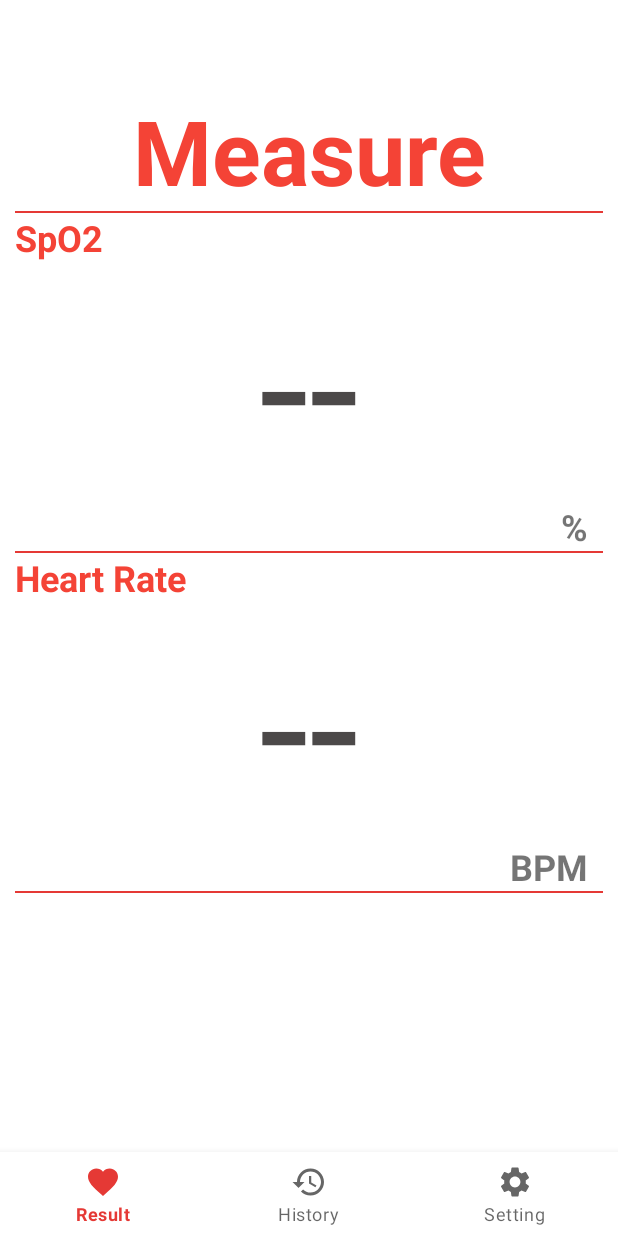
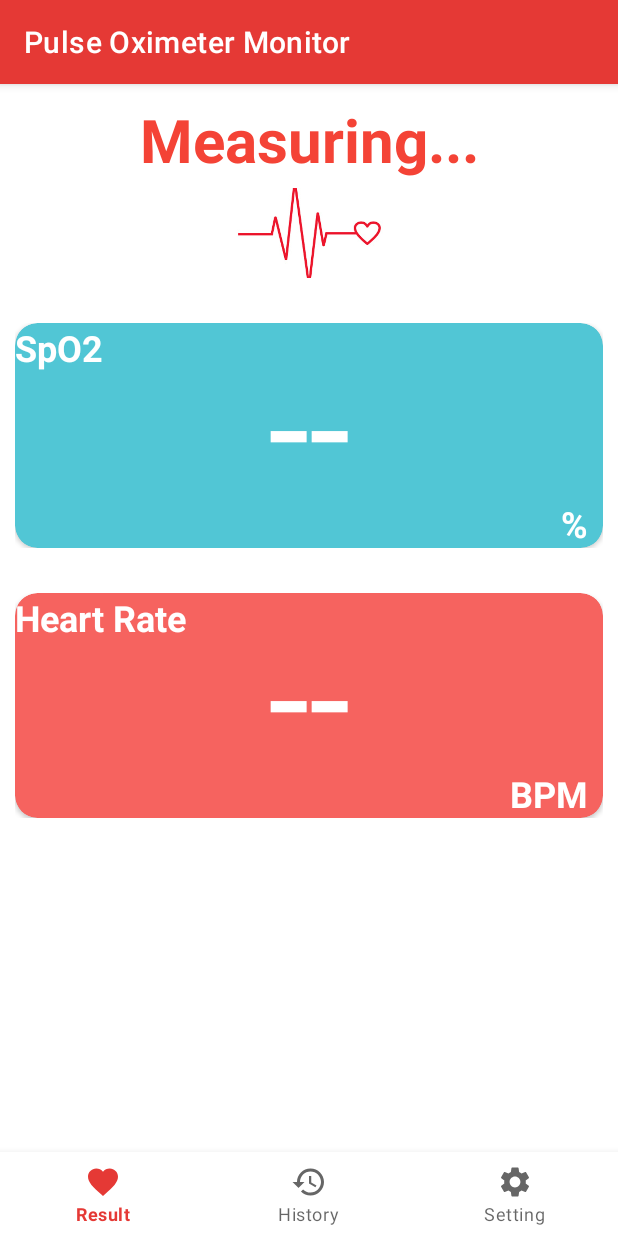
Before and after one commit to xuantoKhanh/FinalProjectApp, an Android app: the screen it shows after launch (Measurement_Results), on a phone screen of 412 x 824 dp. Run offline under Robolectric (Android 15) with nearby library versions, the phone set to English and light mode, and no system bars; our stand-ins replace Firebase (no records; nobody signed in at launch, a user with empty details on screens opened directly); 4 statements that could not run were skipped.

Commit message:
update UI

```diff
--- a/app/build.gradle
+++ b/app/build.gradle
@@ -39,5 +39,7 @@ dependencies {
     androidTestImplementation 'androidx.test.ext:junit:1.1.3'
     androidTestImplementation 'androidx.test.espresso:espresso-core:3.4.0'
     implementation 'com.google.code.gson:gson:2.8.6'
+    implementation "androidx.cardview:cardview:1.0.0"
+    implementation 'com.chauthai.swipereveallayout:swipe-reveal-layout:1.4.1'
 
 }
--- a/app/src/main/AndroidManifest.xml
+++ b/app/src/main/AndroidManifest.xml
@@ -10,7 +10,7 @@
         android:supportsRtl="true"
         android:theme="@style/Theme.FinalProjectApp">
         <activity
-            android:label="Measurement resutl"
+            android:label="Pulse Oximeter Monitor"
             android:name=".Measurement_Results"
             android:exported="true">
             <intent-filter >
--- a/app/src/main/java/com/example/finalprojectapp/fragment/ResultFragment.java
+++ b/app/src/main/java/com/example/finalprojectapp/fragment/ResultFragment.java
@@ -105,6 +105,7 @@ public class ResultFragment extends Fragment {
             public void onDataChange(@NonNull DataSnapshot snapshot) {
                 Data data = snapshot.getValue(Data.class);
                 Log.e("Go here", UIModel.getInstance().provideGSon().toJson(data));
+
                 if (data != null) {
                     mList.add(data);
                     getSPFInstance().setString("LISTDATA", UIModel.getInstance().provideGSon().toJson(mList));
--- a/app/src/main/res/layout/fragment_results.xml
+++ b/app/src/main/res/layout/fragment_results.xml
@@ -2,80 +2,117 @@
 <LinearLayout xmlns:android="http://schemas.android.com/apk/res/android"
     xmlns:tools="http://schemas.android.com/tools"
     android:layout_width="match_parent"
-    android:layout_height="wrap_content"
+    android:layout_height="match_parent"
     android:orientation="vertical"
     android:padding="10dp"
-    android:paddingLeft="10dp"
-    android:paddingRight="10dp"
+    android:background="@color/white"
     xmlns:app="http://schemas.android.com/apk/res-auto"
     tools:context=".fragment.ResultFragment">
 
     <androidx.core.widget.NestedScrollView
         android:layout_width="match_parent"
         android:layout_height="match_parent">
+
         <LinearLayout
             android:layout_width="match_parent"
-            android:layout_height="wrap_content"
+            android:layout_height="match_parent"
             android:orientation="vertical">
+
+            <androidx.constraintlayout.widget.ConstraintLayout
+                android:layout_width="match_parent"
+                android:layout_height="wrap_content">
+
                 <TextView
                     android:id="@+id/banner"
+                    android:layout_width="wrap_content"
+                    android:layout_height="wrap_content"
+                    app:layout_constraintLeft_toLeftOf="parent"
+                    app:layout_constraintRight_toRightOf="parent"
+                    android:text="Measuring..."
+                    android:textAlignment="center"
+                    android:textColor="#F44336"
+                    android:textSize="40sp"
+                    android:textStyle="bold"
+
+                    tools:ignore="MissingConstraints" />
+
+                <ImageView
+                    android:layout_width="150dp"
+                    android:layout_height="60dp"
+                    app:layout_constraintTop_toBottomOf="@id/banner"
+                    android:src="@drawable/heartpulse2"
+                    android:scaleType="centerCrop"
+                    android:layout_marginTop="5dp"
+                    app:layout_constraintLeft_toLeftOf="parent"
+                    app:layout_constraintRight_toRightOf="parent"
+                    tools:ignore="MissingConstraints" />
+            </androidx.constraintlayout.widget.ConstraintLayout>
+
+
+
+                <LinearLayout
+                    android:layout_marginTop="30dp"
                     android:layout_width="match_parent"
-                android:layout_height="wrap_content"
-                android:layout_marginTop="50sp"
-                android:text="Measure"
-                android:textColor="#F44336"
-                android:textSize="60sp"
-                android:textStyle="bold"
-                android:textAlignment="center"
-                />
+                    android:layout_height="150dp"
+                    android:orientation="vertical">
 
-            <View
+                    <androidx.cardview.widget.CardView
                         android:layout_width="match_parent"
-                android:layout_height="1dp"
-                android:background="#E53935" />
-
+                        android:layout_height="match_parent"
+                        app:cardCornerRadius="15dp"
+                        app:cardBackgroundColor="#51C6D5">
                     <TextView
                         android:id="@+id/Sp"
                         android:layout_width="wrap_content"
                         android:layout_height="wrap_content"
-                android:background="@color/white"
                         android:text="SpO2"
-                android:textColor="#F44336"
+                        android:textColor="@color/white"
                         android:textSize="24sp"
                         android:textStyle="bold" />
 
                     <TextView
                         android:id="@+id/spValue"
-                android:layout_width="fill_parent"
+                        android:layout_width="match_parent"
                         android:layout_height="wrap_content"
-
                         android:gravity="center_vertical|center_horizontal"
                         android:text="--"
                         android:textAlignment="center"
-                android:textColor="#4C4949"
-                android:textSize="120sp" />
+                        android:textColor="@color/white"
+                        android:textSize="100sp" />
                     <TextView
                         android:id="@+id/percentage"
                         android:layout_width="wrap_content"
                         android:layout_height="wrap_content"
-                android:layout_gravity="right"
+                        android:layout_gravity="right|bottom"
                         android:text="%"
+                        android:textColor="@color/white"
                         android:textSize="24sp"
                         android:textStyle="bold"
                         android:paddingRight="10dp"/>
 
-            <View
+                    </androidx.cardview.widget.CardView>
+
+                </LinearLayout>
+
+            <LinearLayout
+                android:layout_marginTop="30dp"
                 android:layout_width="match_parent"
-                android:layout_height="1dp"
-                android:background="#E53935" />
+                android:layout_height="150dp"
+                android:orientation="vertical">
+
+                <androidx.cardview.widget.CardView
+                    android:layout_width="match_parent"
+                    android:layout_height="match_parent"
+                    app:cardCornerRadius="15dp"
+                    app:cardBackgroundColor="#F6635F"
+                    >
 
                     <TextView
                     android:id="@+id/heartrate"
                     android:layout_width="wrap_content"
                     android:layout_height="wrap_content"
                     android:text="Heart Rate"
-                android:textColor="#F44336"
-                android:textColorHighlight="#F44336"
+                    android:textColor="@color/white"
                     android:textSize="24sp"
                     android:textStyle="bold" />
 
@@ -86,23 +123,24 @@
                         android:gravity="center_vertical|center_horizontal"
                         android:text="--"
                         android:textAlignment="center"
-                android:textColor="#4C4949"
-                android:textSize="120sp" />
+                        android:textColor="@color/white"
+                        android:textSize="100sp" />
                     <TextView
                         android:id="@+id/bpm"
                         android:layout_width="wrap_content"
                         android:layout_height="wrap_content"
                         android:text="BPM"
-                android:layout_gravity="right"
+                        android:textColor="@color/white"
+                        android:layout_gravity="right|bottom"
                         android:textSize="24sp"
                         android:textStyle="bold"
                         android:paddingRight="10dp"
                         />
-            <View
-                android:layout_width="match_parent"
-                android:layout_height="1dp"
-                android:background="#E53935"
-                />
+
+                </androidx.cardview.widget.CardView>
+
+            </LinearLayout>
+
         </LinearLayout>
     </androidx.core.widget.NestedScrollView>
 </LinearLayout>
--- a/app/src/main/res/values/themes.xml
+++ b/app/src/main/res/values/themes.xml
@@ -1,6 +1,6 @@
 <resources xmlns:tools="http://schemas.android.com/tools">
     <!-- Base application theme. -->
-    <style name="Theme.FinalProjectApp" parent="Theme.MaterialComponents.DayNight.NoActionBar">
+    <style name="Theme.FinalProjectApp" parent="Theme.MaterialComponents.DayNight.DarkActionBar">
         <!-- Primary brand color. -->
         <item name="colorPrimary">#E53935</item>
         <item name="colorPrimaryVariant">#E53935</item>
```
Also changed, not shown: app/src/main/java/com/example/finalprojectapp/DataAdapter.java (+27 -7 lines), app/src/main/java/com/example/finalprojectapp/fragment/HistoryFragment.java (+5 -11 lines), app/src/main/res/layout/fragment_history.xml (+12 -9 lines), app/src/main/res/layout/item_data.xml (+50 -18 lines), app/src/main/res/drawable-v24/heartpulse.png (added), app/src/main/res/drawable-v24/img.png (added), app/src/main/res/drawable/heartpulse.png (added), app/src/main/res/drawable/heartpulse2.png (added), app/src/main/res/drawable/loading.png (added). Lines whose indentation alone changed are shown as unchanged.
